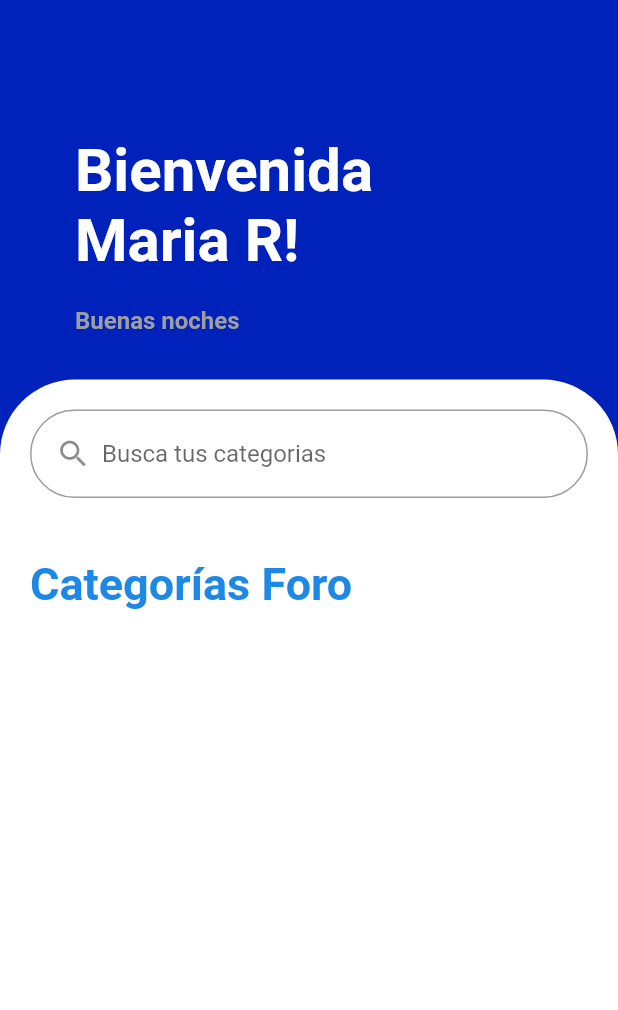
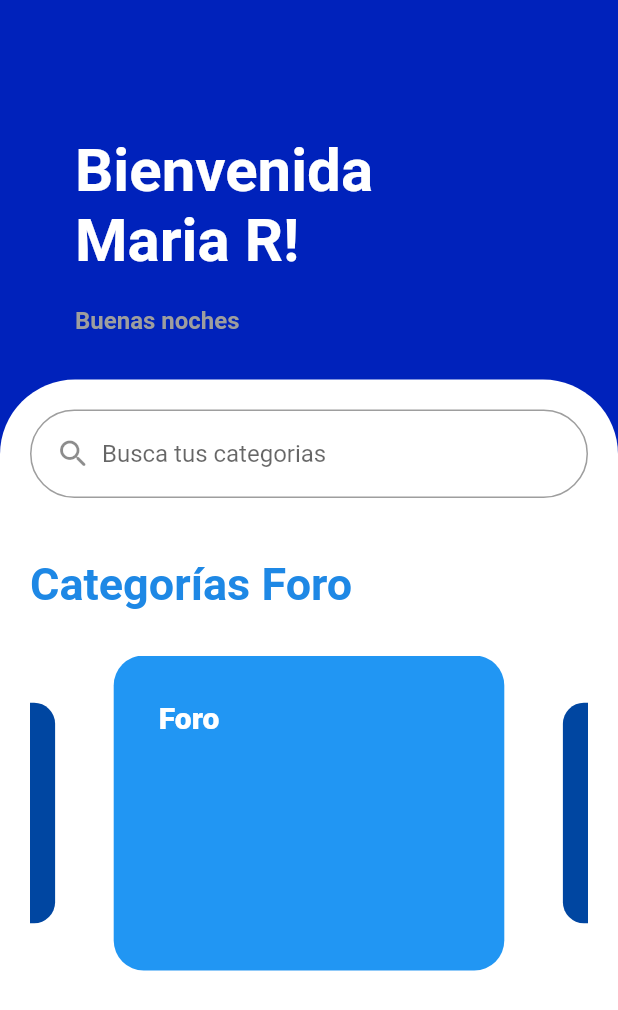
Before and after one commit to D-Ghoost/proyecto_app_mobiles, a Flutter app: the screen it shows after launch, on a phone screen of 412 x 824 dp. Shown: the top 1010 px of the screen. Run offline on Flutter 3.47's test engine with Material 2 defaults, Android fonts, the phone set to English and light mode, and no system bars; drawn by our look-alikes of card_swiper.

Commit message:
fix:home page

```diff
--- a/lib/main.dart
+++ b/lib/main.dart
@@ -1,4 +1,5 @@
 import 'package:flutter/material.dart';
+import 'package:proyecto_app_mobiles/views/screens/Foro/foro.dart';
 import 'package:proyecto_app_mobiles/views/screens/Home/Home.dart';
 
 void main() {
@@ -10,9 +11,16 @@ class MainApp extends StatelessWidget {
 
   @override
   Widget build(BuildContext context) {
-    return const MaterialApp(
+    return  MaterialApp(
       title: 'Foro Flutter',
-      home: Home()
+      routes: {
+        "/":(context) => const Home(),
+        "/foro":(context) =>  const Foro(),
+        // "/medicamentos": (context) => const Medicamentos(),
+        // "/edicion":(context) => const EdicionPerfil(),
+        // "/add-medicamentos": (context) => const MyApp()
+      },
+      initialRoute: "/",
     );
   }
 }
--- /dev/null
+++ b/lib/views/screens/ChatIA/ChatIA.dart
@@ -0,0 +1,27 @@
+import 'package:flutter/material.dart';
+
+class ChatIA extends StatefulWidget{
+  const ChatIA ({ super.key });
+
+  @override
+  State<ChatIA> createState() => _ChatIAState();
+}
+
+
+class _ChatIAState extends State<ChatIA>{
+  @override
+  Widget build(BuildContext context){
+    return Scaffold(
+      appBar: AppBar(
+        backgroundColor: const Color.fromARGB(255, 106, 107, 107),
+      ),
+      body: Column(
+        children: <Widget>[
+          Container(
+            child: const Text('Hola'),
+          )
+        ],
+      ),
+    );
+  }
+}
--- a/lib/views/screens/Foro/foro.dart
+++ b/lib/views/screens/Foro/foro.dart
@@ -66,6 +66,7 @@ class _ForoState extends State<Foro>{
                   ),
                 ),
                 Container(
+                  // Hacer slider
                   child: Row(
                     children: <Widget>[
                       TextButton(
@@ -75,10 +76,6 @@ class _ForoState extends State<Foro>{
                       TextButton(
                         onPressed: (){},
                         child: const Text('#hipertension'),
-                      ),
-                      TextButton(
-                        onPressed: (){},
-                        child: const Text('#comida'),
                       ),
                       TextButton(
                         onPressed: (){},
--- a/lib/views/screens/Foro/topics/NewAnswer/NewAnswer.dart
+++ b/lib/views/screens/Foro/topics/NewAnswer/NewAnswer.dart
@@ -60,7 +60,8 @@ class _NewAnswerState extends State<NewAnswer>{
                 },
                 child: const Text('Publicar'),
               ),
-            )
+            ),
+
           ],
         ),
       )
--- a/lib/views/screens/Home/Home.dart
+++ b/lib/views/screens/Home/Home.dart
@@ -1,4 +1,5 @@
 import 'package:flutter/material.dart';
+import 'package:proyecto_app_mobiles/views/screens/Home/HomeSlidershow.dart';
 
 class Home extends StatefulWidget{
   const Home ({ super.key });
@@ -8,6 +9,44 @@ class Home extends StatefulWidget{
 }
 
 class _HomeState extends State<Home>{
+
+  // final List<Widget> buttonViews = [
+
+
+  //   Container(
+  //     child: const Text("Medicamentos"),
+  //   ),
+  //   Container(
+  //     child: const Text("Usuario"),
+  //   ),
+  //   Container(
+  //     child: const Text("Foro"),
+  //   )
+  // ];
+
+  final List buttonViews = [
+    [
+      'Foro',
+      Colors.blue,
+      "/foro"
+    ],
+    [
+      'Medicamentos',
+      const Color.fromARGB(255, 0, 70, 161),
+      "/foro"
+    ],
+    [
+      'Agregar Medicamento',
+      Colors.blue,
+      "/foro"
+    ],
+    [
+      'Editar perfil',
+      const Color.fromARGB(255, 0, 70, 161),
+      "/foro"
+    ],
+  ];
+
   @override
   Widget build(BuildContext context){
     return Scaffold(
@@ -74,7 +113,7 @@ class _HomeState extends State<Home>{
                     const SizedBox(
                       height: 30,
                     ),
-
+                    HomeSliderShow(buttons: buttonViews)
                   ],
                 )
             ),
--- /dev/null
+++ b/lib/views/screens/Home/HomeSlidershow.dart
@@ -0,0 +1,59 @@
+import 'package:card_swiper/card_swiper.dart';
+import 'package:flutter/material.dart';
+
+
+class HomeSliderShow extends StatelessWidget{
+
+  final List buttons;
+
+  const HomeSliderShow({ super.key, required this.buttons });
+
+  @override
+  Widget build(BuildContext context){
+    // print(buttons);
+    return SizedBox(
+      height: 210,
+      width: double.infinity,
+      child: Swiper(
+        viewportFraction: 0.7,
+        scale: 0.7,
+        itemCount: buttons.length,
+        itemBuilder: (context, index) => _Slide(btn: buttons[index]),
+      ),
+    );
+  }
+}
+
+class _Slide extends StatelessWidget{
+
+  final List btn;
+
+
+  const _Slide({ required this.btn });
+
+  @override
+  Widget build(BuildContext context){
+    return GestureDetector(
+      onTap: (){
+        Navigator.pushNamed(context, btn.last);
+      },
+      child: Container(
+
+        decoration: BoxDecoration(
+          color: btn[1],
+          borderRadius: BorderRadius.all(Radius.circular(20))
+        ),
+        height: 100,
+        width: 100,
+        child: Container(
+          padding: EdgeInsets.only(top:30, left: 30),
+          child: Text(btn.first, style:  TextStyle(
+            color: Colors.white,
+            fontSize: 20,
+            fontWeight: FontWeight.w900
+          ),),
+        ),
+      ),
+    );
+  }
+}
--- a/pubspec.yaml
+++ b/pubspec.yaml
@@ -9,6 +9,7 @@ environment:
 dependencies:
   flutter:
     sdk: flutter
+  card_swiper: 3.0.1
 
 dev_dependencies:
   flutter_test:
```
Also changed, not shown: pubspec.lock.
